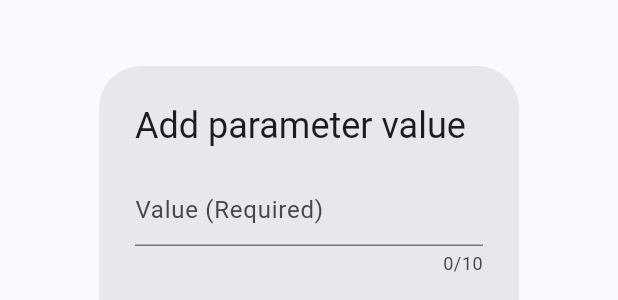
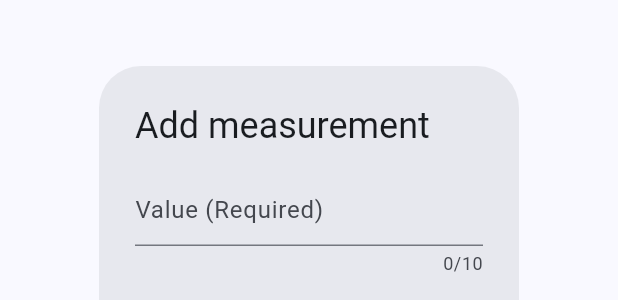
Before and after one commit to AntoineHo6/aquarium_bleu, a Flutter app: the AddParamValAlertDialog widget shown alone on an empty page, opened directly with empty values, on a phone screen of 412 x 824 dp. Shown: the part 252-552 px from the top of the screen. Run offline on Flutter 3.47's test engine with Material 3 defaults, Android fonts, the phone set to English and light mode, and no system bars; our stand-ins replace cached_network_image, cloud_firestore, firebase_auth, firebase_core, firebase_storage, flutter_cache_manager and 8 more; missing offline and left inert: firebase_ui_auth, firebase_ui_oauth_google, flutter_facebook_auth, rrule; accounts and stored records are empty; generated files the repository leaves out were written again.

Commit message:
general improvements

```diff
--- a/aquarium_bleu/lib/l10n/app_en.arb
+++ b/aquarium_bleu/lib/l10n/app_en.arb
@@ -76,7 +76,7 @@
     "startAddMeasurements": "Start adding your measurements!",
     "parameter": "Parameter",
     "waterParameters": "Water parameters",
-    "addParameterValue": "Add parameter value",
+    "addMeasurement": "Add measurement",
     "selectParameter": "Select parameter",
     "visibleParameters": "Visible parameters",
 
--- a/aquarium_bleu/lib/l10n/app_fr.arb
+++ b/aquarium_bleu/lib/l10n/app_fr.arb
@@ -83,7 +83,7 @@
     "startAddMeasurements": "Commencez à ajouter vos mesures!",
     "parameter": "Paramètre",
     "waterParameters": "Paramètres d'eau",
-    "addParameterValue": "Enregistrer un paramètre",
+    "addMeasurement": "Ajouter une mesure",
     "selectParameter": "Selectionner un paramètre",
     "visibleParameters": "Paramètres visibles",
 
--- a/aquarium_bleu/lib/pages/param/param_picker_page.dart
+++ b/aquarium_bleu/lib/pages/param/param_picker_page.dart
@@ -34,8 +34,8 @@ class _ParamPickerPageState extends State<ParamPickerPage> {
   Widget build(BuildContext context) {
     return Scaffold(
       appBar: AppBar(
-        title: Text(AppLocalizations.of(context)!.addParameterValue),
-      ),
+          // title: Text(AppLocalizations.of(context)!.selectParameter),
+          ),
       body: ListView(
         children: [
           GridView.count(
--- a/aquarium_bleu/lib/pages/wc/wc_page.dart
+++ b/aquarium_bleu/lib/pages/wc/wc_page.dart
@@ -103,7 +103,8 @@ class WcPageState extends State<WcPage> {
                   IconButton(
                     onPressed: () => showDialog<bool?>(
                       context: context,
-                      builder: (BuildContext context) => AddWcAlertDialog(tankProvider.tank.docId),
+                      builder: (BuildContext context) => AddWcAlertDialog(
+                          tankId: tankProvider.tank.docId, focusedDate: _focusedDay),
                     ).then((bool? isAdded) {
                       if (isAdded != null && isAdded) {
                         _showToast(AddedToast());
--- a/aquarium_bleu/lib/widgets/param/add_param_val_alert_dialog.dart
+++ b/aquarium_bleu/lib/widgets/param/add_param_val_alert_dialog.dart
@@ -62,7 +62,7 @@ class _AddParamValAlertDialogState extends State<AddParamValAlertDialog> {
     _setParamBtnText();
 
     return AlertDialog.adaptive(
-      title: Text(AppLocalizations.of(context)!.addParameterValue),
+      title: Text(AppLocalizations.of(context)!.addMeasurement),
       content: SingleChildScrollView(
         child: ListBody(
           children: [
--- a/aquarium_bleu/pubspec.yaml
+++ b/aquarium_bleu/pubspec.yaml
@@ -58,6 +58,7 @@ dependencies:
   font_awesome_flutter: ^10.7.0
   flutter_facebook_auth: ^7.0.0
   crypto: ^3.0.3
+  google_generative_ai: ^0.4.2
 
   # The following adds the Cupertino Icons font to your application.
   # Use with the CupertinoIcons class for iOS style icons.
```
Also changed, not shown: aquarium_bleu/lib/widgets/wc/add_wc_alert_dialog.dart (+12 -3 lines).
